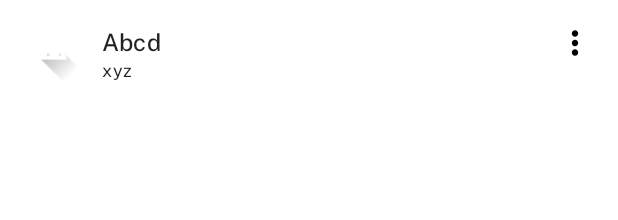
After one commit to jaym21/Geet, an Android app: the layout item_song_layout.xml on its own in the app's theme, with its tools: preview values and no code run, on a phone screen of 412 x 824 dp. The commit adds this screen. Shown: the top 220 px of the screen. Run offline under Robolectric (Android 15) with nearby library versions, the phone set to English and light mode, and no system bars.

Commit message:
adding all songs recycler view layout

```diff
--- /dev/null
+++ b/app/src/main/res/drawable/ic_more.xml
@@ -0,0 +1,10 @@
+<vector xmlns:android="http://schemas.android.com/apk/res/android"
+    android:width="24dp"
+    android:height="24dp"
+    android:viewportWidth="24"
+    android:viewportHeight="24"
+    android:tint="?attr/colorControlNormal">
+  <path
+      android:fillColor="@android:color/white"
+      android:pathData="M12,8c1.1,0 2,-0.9 2,-2s-0.9,-2 -2,-2 -2,0.9 -2,2 0.9,2 2,2zM12,10c-1.1,0 -2,0.9 -2,2s0.9,2 2,2 2,-0.9 2,-2 -0.9,-2 -2,-2zM12,16c-1.1,0 -2,0.9 -2,2s0.9,2 2,2 2,-0.9 2,-2 -0.9,-2 -2,-2z"/>
+</vector>
--- a/app/src/main/res/layout/activity_main.xml
+++ b/app/src/main/res/layout/activity_main.xml
@@ -25,6 +25,7 @@
         app:labelVisibilityMode="selected"
         app:itemIconTint="@drawable/bottom_nav_foreground"
         app:itemTextColor="@drawable/bottom_nav_foreground"
+        app:elevation="0dp"
         app:layout_constraintBottom_toBottomOf="parent"
         app:layout_constraintStart_toStartOf="parent"
         app:layout_constraintEnd_toEndOf="parent"/>
--- a/app/src/main/res/layout/fragment_songs.xml
+++ b/app/src/main/res/layout/fragment_songs.xml
@@ -1,10 +1,13 @@
 <?xml version="1.0" encoding="utf-8"?>
-<FrameLayout xmlns:android="http://schemas.android.com/apk/res/android"
+<androidx.constraintlayout.widget.ConstraintLayout xmlns:android="http://schemas.android.com/apk/res/android"
     xmlns:tools="http://schemas.android.com/tools"
     android:layout_width="match_parent"
     android:layout_height="match_parent"
     tools:context=".ui.SongsFragment">
 
+    <androidx.recyclerview.widget.RecyclerView
+        android:id="@+id/rvAllSongs"
+        android:layout_width="match_parent"
+        android:layout_height="match_parent" />
 
-
-</FrameLayout>
+</androidx.constraintlayout.widget.ConstraintLayout>
--- /dev/null
+++ b/app/src/main/res/layout/item_song_layout.xml
@@ -0,0 +1,57 @@
+<?xml version="1.0" encoding="utf-8"?>
+<androidx.constraintlayout.widget.ConstraintLayout xmlns:android="http://schemas.android.com/apk/res/android"
+    android:layout_width="match_parent"
+    android:layout_height="wrap_content"
+    xmlns:app="http://schemas.android.com/apk/res-auto"
+    xmlns:tools="http://schemas.android.com/tools"
+    android:padding="16dp">
+
+    <ImageView
+        android:id="@+id/ivSongArtwork"
+        android:layout_width="40dp"
+        android:layout_height="40dp"
+        tools:src="@drawable/ic_launcher_foreground"
+        app:layout_constraintTop_toTopOf="parent"
+        app:layout_constraintStart_toStartOf="parent" />
+
+    <TextView
+        android:id="@+id/tvSongTitle"
+        android:layout_width="0dp"
+        android:layout_height="wrap_content"
+        tools:text="Abcd"
+        android:textSize="16sp"
+        android:singleLine="true"
+        android:ellipsize="end"
+        style="@style/TextAppearance.Subtitle1"
+        app:layout_constraintStart_toEndOf="@id/ivSongArtwork"
+        app:layout_constraintEnd_toStartOf="@id/ivMoreMenu"
+        app:layout_constraintTop_toTopOf="parent"
+        android:layout_marginEnd="5dp"
+        android:layout_marginStart="12dp"/>
+
+    <TextView
+        android:id="@+id/tvArtistName"
+        android:layout_width="0dp"
+        android:layout_height="wrap_content"
+        tools:text="xyz"
+        android:textSize="12sp"
+        android:singleLine="true"
+        android:ellipsize="end"
+        style="@style/TextAppearance.Body1"
+        app:layout_constraintStart_toEndOf="@id/ivSongArtwork"
+        app:layout_constraintEnd_toStartOf="@id/ivMoreMenu"
+        app:layout_constraintTop_toBottomOf="@id/tvSongTitle"
+        android:layout_marginEnd="5dp"
+        android:layout_marginStart="12dp"/>
+
+
+    <ImageView
+        android:id="@+id/ivMoreMenu"
+        android:layout_width="25dp"
+        android:layout_height="25dp"
+        android:src="@drawable/ic_more"
+        app:tint="@color/black"
+        app:layout_constraintEnd_toEndOf="parent"
+        app:layout_constraintTop_toTopOf="parent" />
+
+</androidx.constraintlayout.widget.ConstraintLayout>
--- /dev/null
+++ b/app/src/main/res/values/styles-text.xml
@@ -0,0 +1,16 @@
+<?xml version="1.0" encoding="utf-8"?>
+<resources>
+
+    <style name="TextAppearance.Body1" parent="TextAppearance.MaterialComponents.Body1">
+        <item name="fontFamily">@font/publicsans_regular</item>
+    </style>
+
+    <style name="TextAppearance.Subtitle1" parent="TextAppearance.MaterialComponents.Subtitle1">
+        <item name="fontFamily">@font/publicsans_medium</item>
+    </style>
+
+    <style name="TextAppearance.Headline1" parent="TextAppearance.MaterialComponents.Headline1">
+        <item name="fontFamily">@font/publicsans_bold</item>
+    </style>
+
+</resources>
```
